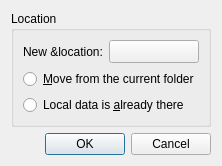
Qt form qt/RelocateDialog.ui (retransmission/retransmission) before a commit.
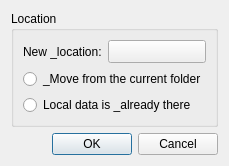
The same form after that commit. Custom widgets are drawn as their Qt base class.

Diff of the .ui file:
```diff
--- a/qt/RelocateDialog.ui
+++ b/qt/RelocateDialog.ui
@@ -26,7 +26,7 @@
       <item row="0" column="0">
        <widget class="QLabel" name="newLocationLabel">
         <property name="text">
-         <string>New &amp;location:</string>
+         <string>New _location:</string>
         </property>
        </widget>
       </item>
@@ -46,14 +46,14 @@
       <item row="1" column="0" colspan="2">
        <widget class="QRadioButton" name="moveDataRadio">
         <property name="text">
-         <string>&amp;Move from the current folder</string>
+         <string>_Move from the current folder</string>
         </property>
        </widget>
       </item>
       <item row="2" column="0" colspan="2">
        <widget class="QRadioButton" name="findDataRadio">
         <property name="text">
-         <string>Local data is &amp;already there</string>
+         <string>Local data is _already there</string>
         </property>
        </widget>
       </item>
```
